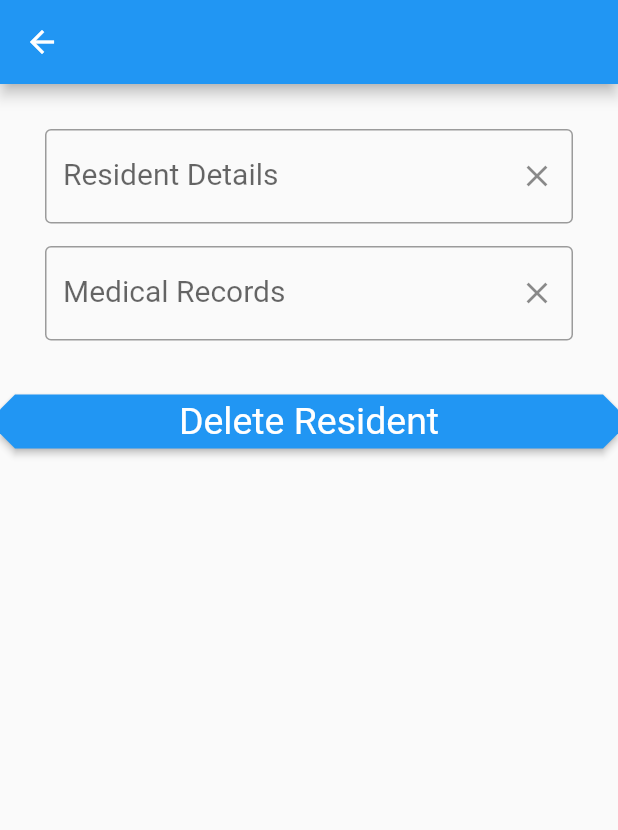
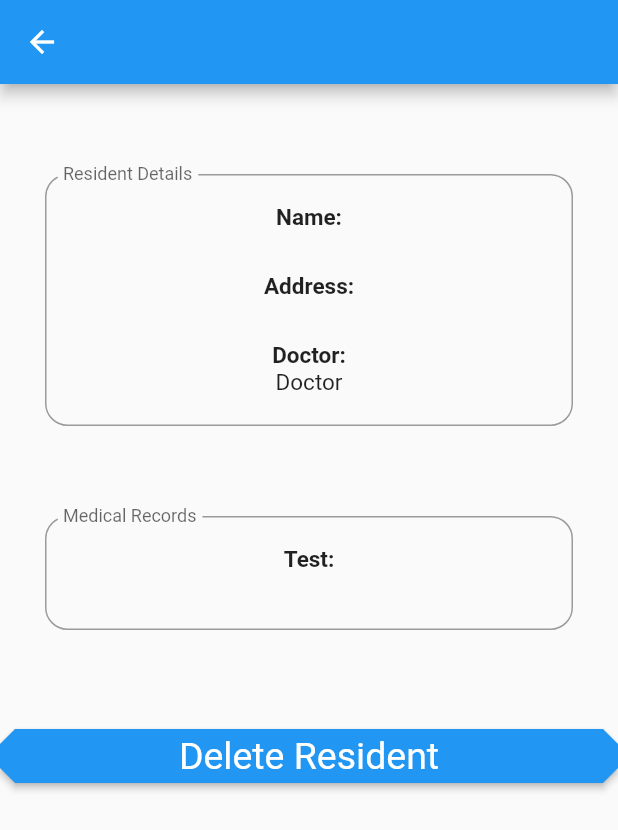
Before and after one commit to Carlosnp23/Patient-Data-Mobile-App, a Flutter app: the ViewResident screen opened directly with empty values, on a phone screen of 412 x 824 dp. Shown: the top 830 px of the screen. Run offline on Flutter 3.47's test engine with Material 2 defaults, Android fonts, the phone set to English and light mode, and no system bars; our stand-ins replace cloud_firestore, firebase_core; accounts and stored records are empty.

Commit message:
View Resident [half] (Firebase)

```diff
--- a/lib/Residents/viewresidents.dart
+++ b/lib/Residents/viewresidents.dart
@@ -8,6 +8,7 @@ class View_Resident extends StatelessWidget {
 
   String getID = '';
   String name = '';
+  String address = '';
 
   final CollectionReference _patient =
       FirebaseFirestore.instance.collection('Patient');
@@ -38,12 +39,13 @@ class View_Resident extends StatelessWidget {
                     onTap: () {
                       getID = documentSnapshot['id']; // Get the ID
                       name = documentSnapshot['name']; // Get Name
+                      address = documentSnapshot['address']; // Get Address
 
                       Navigator.push(
                           context,
                           MaterialPageRoute(
                               builder: (context) =>
-                                  ViewResident(index, getID, name)));
+                                  ViewResident(index, getID, name, address)));
                     },
                   ),
                 );
@@ -64,7 +66,9 @@ class ViewResident extends StatelessWidget {
   final int index;
   final String getID;
   String name;
-  ViewResident(this.index, this.getID, this.name, {super.key});
+  String address;
+
+  ViewResident(this.index, this.getID, this.name, this.address, {super.key});
 
   // ignore: non_constant_identifier_names
   final _textResident_Details = TextEditingController();
@@ -85,60 +89,83 @@ class ViewResident extends StatelessWidget {
               height: 30,
             ),
 //
+
             Container(
-              decoration: BoxDecoration(
-                borderRadius: BorderRadius.circular(15),
-              ),
-              padding: const EdgeInsets.symmetric(horizontal: 15),
-              margin: const EdgeInsets.symmetric(horizontal: 15),
-              child: TextFormField(
-                keyboardType: TextInputType.multiline,
-                minLines: 1,
-                maxLines: 30,
-                textAlign: TextAlign.center,
-                style: const TextStyle(fontSize: 20),
+              margin: const EdgeInsets.all(10.0),
+              padding: const EdgeInsets.all(20.0),
+              child: InputDecorator(
                 decoration: InputDecoration(
-                  label: const Text("Resident Details"),
-                  hintText: "Details",
-                  border: const OutlineInputBorder(),
-                  suffixIcon: IconButton(
-                    onPressed: () {
-                      // Clear whats currently in the textfield
-                      _textResident_Details.clear();
-                    },
-                    icon: const Icon(Icons.clear),
+                  labelText: 'Resident Details',
+                  border: OutlineInputBorder(
+                    borderRadius: BorderRadius.circular(15),
                   ),
+                ),
+                child: Column(
+                  children: [
+                    const Text(
+                      "Name:",
+                      style:
+                          TextStyle(fontWeight: FontWeight.bold, fontSize: 15),
+                    ),
+                    Text(
+                      name,
+                      style: const TextStyle(fontSize: 15),
+                    ),
+//
+                    const SizedBox(
+                      height: 10,
+                    ),
+//
+                    const Text(
+                      "Address:",
+                      style:
+                          TextStyle(fontWeight: FontWeight.bold, fontSize: 15),
+                    ),
+                    Text(
+                      address,
+                      style: const TextStyle(fontSize: 15),
+                    ),
+//
+                    const SizedBox(
+                      height: 10,
+                    ),
+//
+                    const Text(
+                      "Doctor:",
+                      style:
+                          TextStyle(fontWeight: FontWeight.bold, fontSize: 15),
+                    ),
+                    const Text(
+                      "Doctor",
+                      style: TextStyle(fontSize: 15),
+                    ),
+                  ],
                 ),
               ),
             ),
-//
-            const SizedBox(
-              height: 15,
-            ),
-//
+
             Container(
-              decoration: BoxDecoration(
-                borderRadius: BorderRadius.circular(15),
-              ),
-              padding: const EdgeInsets.symmetric(horizontal: 15),
-              margin: const EdgeInsets.symmetric(horizontal: 15),
-              child: TextFormField(
-                keyboardType: TextInputType.multiline,
-                minLines: 1,
-                maxLines: 30,
-                textAlign: TextAlign.center,
-                style: const TextStyle(fontSize: 20),
+              margin: const EdgeInsets.all(10.0),
+              padding: const EdgeInsets.all(20.0),
+              child: InputDecorator(
                 decoration: InputDecoration(
-                  label: const Text("Medical Records"),
-                  hintText: "Medical Records",
-                  border: const OutlineInputBorder(),
-                  suffixIcon: IconButton(
-                    onPressed: () {
-                      // Clear whats currently in the textfield
-                      _textMedical_Records.clear();
-                    },
-                    icon: const Icon(Icons.clear),
+                  labelText: 'Medical Records',
+                  border: OutlineInputBorder(
+                    borderRadius: BorderRadius.circular(15),
                   ),
+                ),
+                child: Column(
+                  children: [
+                    const Text(
+                      "Test:",
+                      style:
+                          TextStyle(fontWeight: FontWeight.bold, fontSize: 15),
+                    ),
+                    Text(
+                      name,
+                      style: const TextStyle(fontSize: 15),
+                    ),
+                  ],
                 ),
               ),
             ),
```
